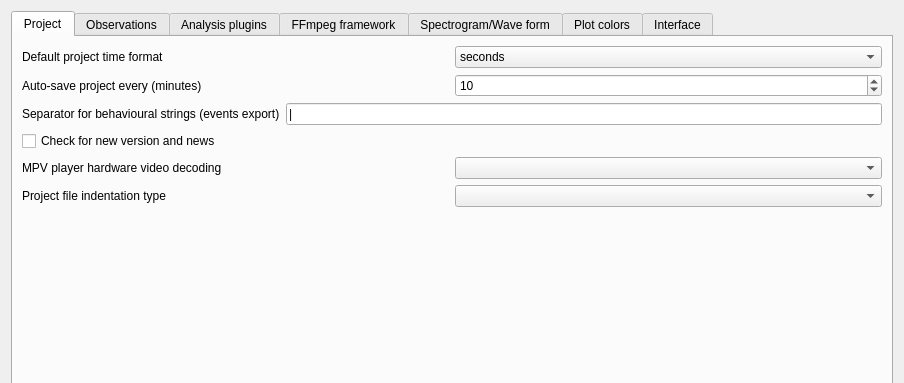
olivierfriard/BORIS, file boris/preferences.ui: the form before one commit; both pictures show x 0 to 904 and y 0 to 383 of the 904 by 554 pixel window.
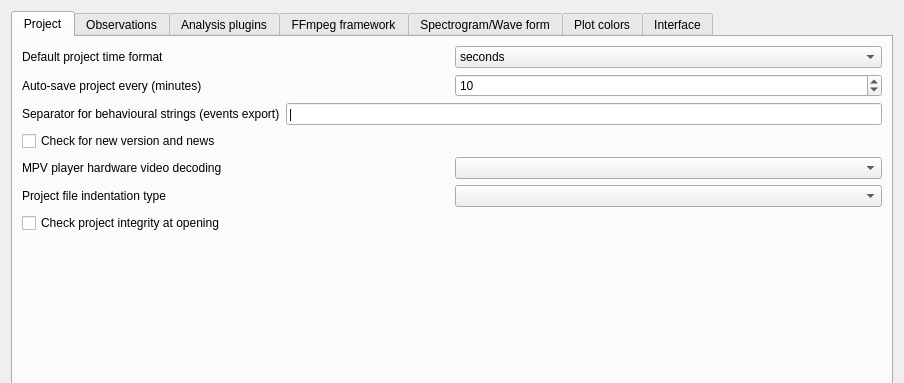
The form after the commit. The open tabs and pages were chosen to show the change.

Patch:
```diff
--- a/boris/preferences.ui
+++ b/boris/preferences.ui
@@ -134,6 +134,13 @@
            </item>
           </layout>
          </item>
+         <item>
+          <widget class="QCheckBox" name="cb_check_integrity_at_opening">
+           <property name="text">
+            <string>Check project integrity at opening</string>
+           </property>
+          </widget>
+         </item>
          <item>
           <spacer name="verticalSpacer_2">
            <property name="orientation">
```
Left out of the diff: 2 changed lines with no effect on the pictures.
